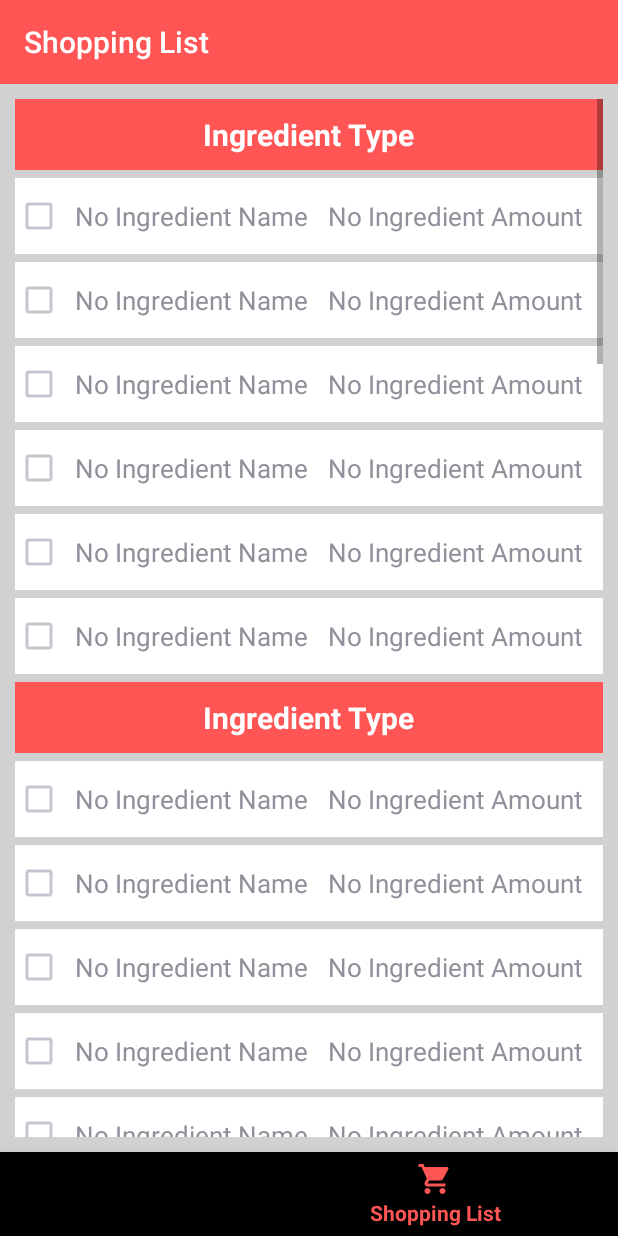
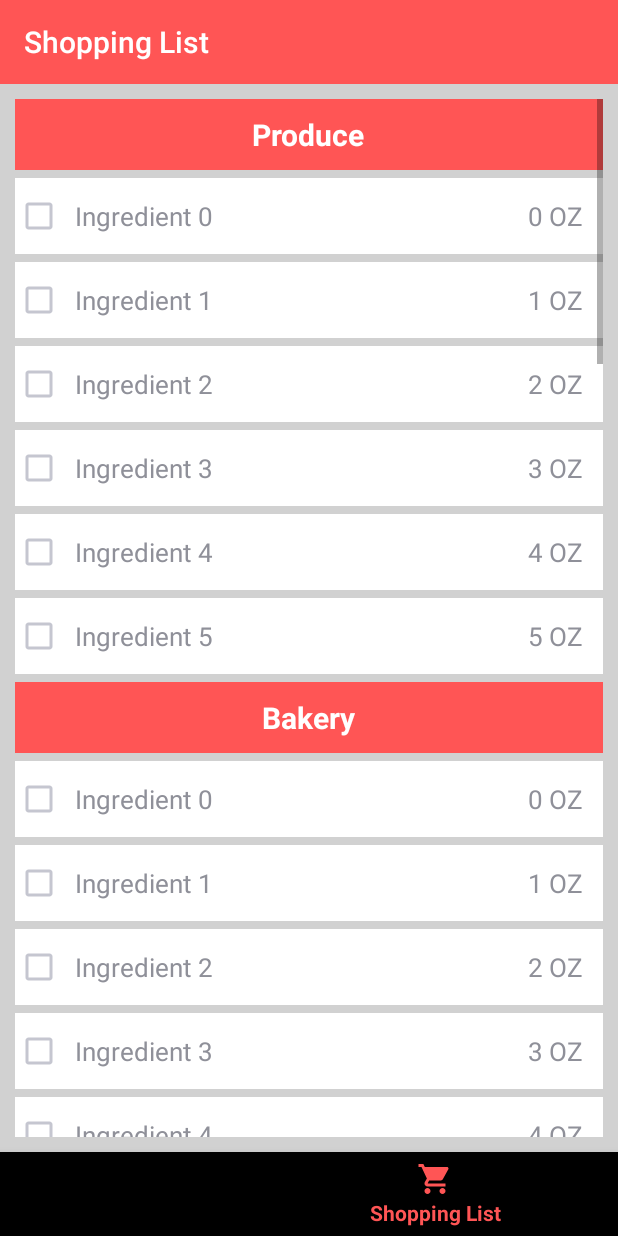
Before and after one commit to snyamwong/Grocery-Basket, an Android app: the screen it shows after launch (MainActivity), item 2 of the bottom bar chosen, on a phone screen of 412 x 824 dp. Run offline under Robolectric (Android 15) with nearby library versions, the phone set to English and light mode, and no system bars.

Commit message:
Fixed loading bug with the shopping list

```diff
--- a/app/src/main/java/edu/wit/mobileapp/mealprepplanner/ShoppingListAdapter.java
+++ b/app/src/main/java/edu/wit/mobileapp/mealprepplanner/ShoppingListAdapter.java
@@ -57,20 +57,10 @@ public class ShoppingListAdapter extends BaseAdapter {
 
     @Override
     public View getView(int i, View view, ViewGroup viewGroup) {
-        if(view == null){
-            switch (getItemViewType(i)){
-                case INGREDIENT:
-                    view = inflater.inflate(R.layout.shopping_list, null);
-                    break;
-                case HEADER:
-                    view = inflater.inflate(R.layout.shopping_list_section_headers, null);
-                    break;
-            }
-            return view;
-        }
 
         switch (getItemViewType(i)){
             case INGREDIENT:
+                view = inflater.inflate(R.layout.shopping_list, null);
                 TextView ingredient_amount = view.findViewById(R.id.ingredient_amount);
                 TextView ingredient_name = view.findViewById(R.id.ingredient_name);
 
@@ -81,6 +71,7 @@ public class ShoppingListAdapter extends BaseAdapter {
                 ingredient_name.setText(ingredient.getName());
                 break;
             case HEADER:
+                view = inflater.inflate(R.layout.shopping_list_section_headers, null);
                 TextView ingredient_type_header = view.findViewById(R.id.ingredient_type_header);
                 ingredient_type_header.setText(mShoppingList.get(i).toString());
                 break;
--- a/app/src/main/java/edu/wit/mobileapp/mealprepplanner/ShoppingListFragment.java
+++ b/app/src/main/java/edu/wit/mobileapp/mealprepplanner/ShoppingListFragment.java
@@ -62,8 +62,6 @@ public class ShoppingListFragment extends Fragment {
                 mDairyList.add(new Ingredient("Ingredient " + Integer.toString(i), i, "OZ"));
             }
 
-            adapter = new ShoppingListAdapter(getActivity().getApplicationContext(), mShoppingList); //object to update fragment
-
             mShoppingList.add("Produce");
             mShoppingList.addAll(mProduceList);
             mShoppingList.add("Bakery");
@@ -86,6 +84,7 @@ public class ShoppingListFragment extends Fragment {
     public View onCreateView(LayoutInflater inflater, ViewGroup container,
                              Bundle savedInstanceState) {
         view = inflater.inflate(R.layout.fragment_shopping_list, container, false);
+        adapter = new ShoppingListAdapter(getActivity().getApplicationContext(), mShoppingList); //object to update fragment
         mShoppingListView = (ListView) view.findViewById(R.id.shoppingListView);
         mShoppingListView.setAdapter(adapter);
         // Inflate the layout for this fragment
--- a/app/src/main/res/layout/meals_list.xml
+++ b/app/src/main/res/layout/meals_list.xml
@@ -16,7 +16,7 @@
         android:layout_width="125dp"
         android:layout_height="70dp"
         android:layout_alignParentStart="true"
-        android:contentDescription="Food Picture"
+        android:contentDescription="@string/meals"
         app:srcCompat="@drawable/food" />
 
     <TextView
@@ -27,7 +27,6 @@
         android:layout_alignTop="@+id/meal_picture"
         android:layout_marginStart="130dp"
         android:layout_marginTop="20dp"
-        android:text="Food Name"
         android:textSize="20sp" />
 
     <TextView
@@ -35,7 +34,6 @@
         android:layout_width="wrap_content"
         android:layout_height="wrap_content"
         android:layout_alignParentEnd="true"
-        android:text="x1"
         android:textSize="20sp"
 
         android:textColor="@color/colorPrimaryDark"/>
--- a/app/src/main/res/layout/shopping_list.xml
+++ b/app/src/main/res/layout/shopping_list.xml
@@ -19,7 +19,6 @@
         android:layout_width="wrap_content"
         android:layout_height="wrap_content"
         android:layout_alignStart="@id/ingredient_chk_box"
-        android:text="No Ingredient Name"
         android:textSize="17sp"
         android:layout_marginStart="40dp"
         android:layout_marginEnd="13dp"
@@ -32,7 +31,6 @@
         android:layout_height="wrap_content"
         android:layout_alignParentEnd="true"
         android:layout_alignEnd="@id/ingredient_chk_box"
-        android:text="No Ingredient Amount"
         android:textSize="17sp"
         android:layout_marginEnd="13dp"
         android:layout_marginTop="13dp"
```
Also changed, not shown: app/src/main/res/layout/activity_search.xml (+3 -7 lines).
